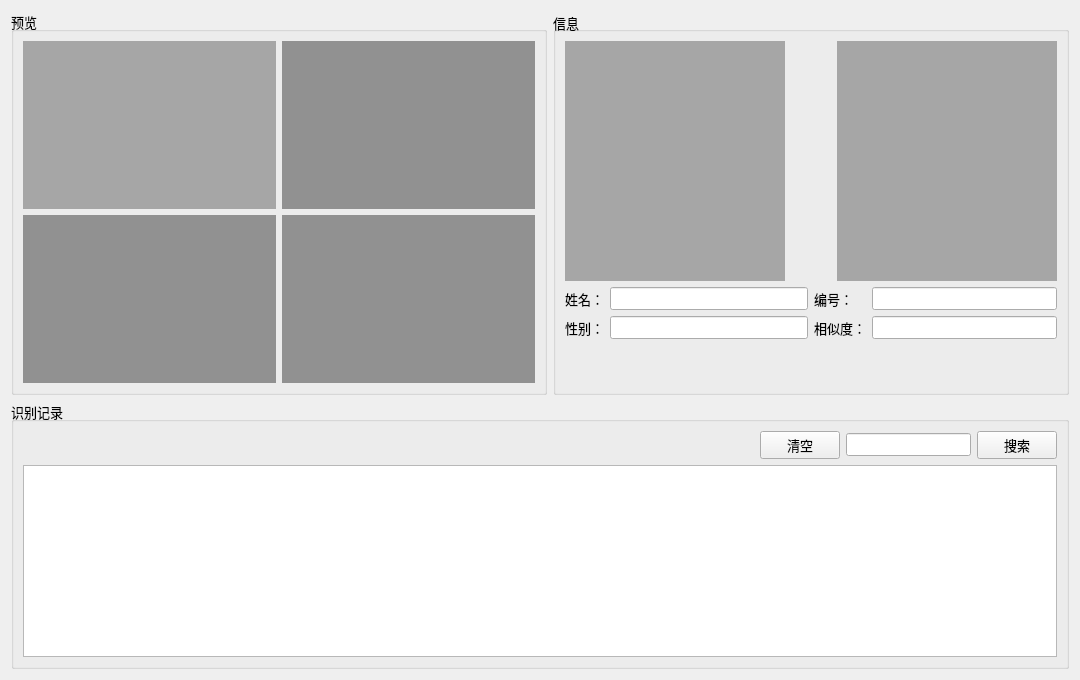
Old version of the form previewview.ui in the repository NevilleNoah/HikvisionCamera2.
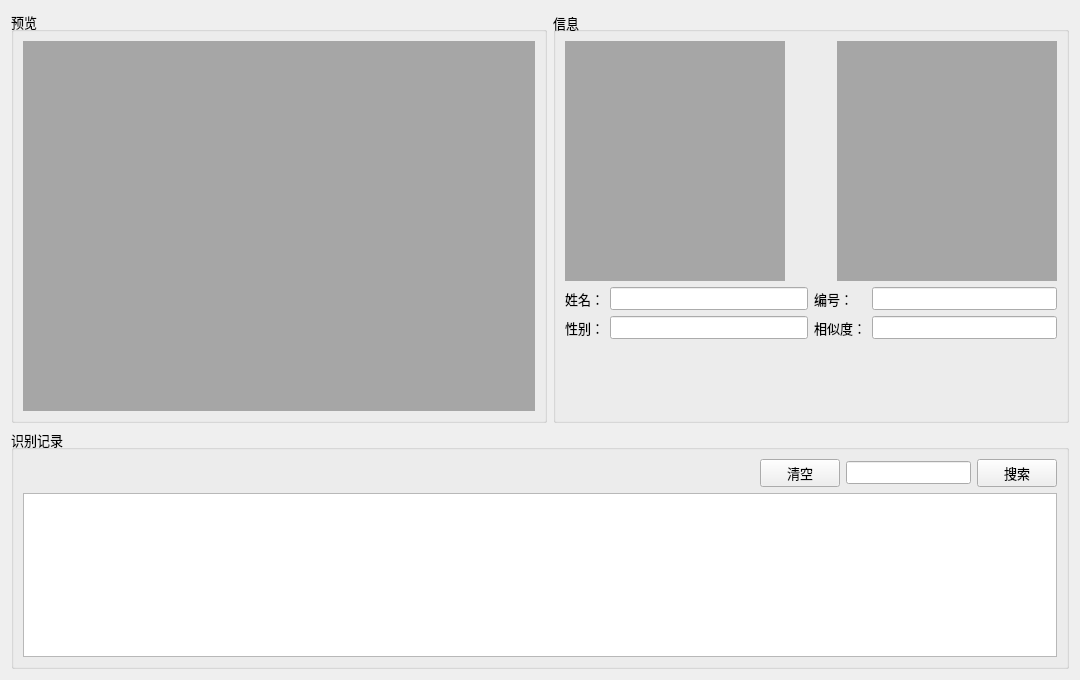
New version of the form.

Commit message: 修复bug：相似度乘100

Patch:
```diff
--- a/previewview.ui
+++ b/previewview.ui
@@ -39,8 +39,8 @@
        <property name="title">
         <string>预览</string>
        </property>
-       <layout class="QGridLayout" name="gridLayout">
-        <item row="0" column="0">
+       <layout class="QVBoxLayout" name="verticalLayout_5">
+        <item>
          <widget class="QLabel" name="picPreview1">
           <property name="sizePolicy">
            <sizepolicy hsizetype="Expanding" vsizetype="Expanding">
@@ -123,246 +123,6 @@
           </property>
          </widget>
         </item>
-        <item row="0" column="1">
-         <widget class="QLabel" name="picPreview2">
-          <property name="sizePolicy">
-           <sizepolicy hsizetype="Expanding" vsizetype="Expanding">
-            <horstretch>0</horstretch>
-            <verstretch>0</verstretch>
-           </sizepolicy>
-          </property>
-          <property name="palette">
-           <palette>
-            <active>
-             <colorrole role="Base">
-              <brush brushstyle="SolidPattern">
-               <color alpha="255">
-                <red>255</red>
-                <green>255</green>
-                <blue>255</blue>
-               </color>
-              </brush>
-             </colorrole>
-             <colorrole role="Window">
-              <brush brushstyle="SolidPattern">
-               <color alpha="255">
-                <red>145</red>
-                <green>145</green>
-                <blue>145</blue>
-               </color>
-              </brush>
-             </colorrole>
-            </active>
-            <inactive>
-             <colorrole role="Base">
-              <brush brushstyle="SolidPattern">
-               <color alpha="255">
-                <red>255</red>
-                <green>255</green>
-                <blue>255</blue>
-               </color>
-              </brush>
-             </colorrole>
-             <colorrole role="Window">
-              <brush brushstyle="SolidPattern">
-               <color alpha="255">
-                <red>145</red>
-                <green>145</green>
-                <blue>145</blue>
-               </color>
-              </brush>
-             </colorrole>
-            </inactive>
-            <disabled>
-             <colorrole role="Base">
-              <brush brushstyle="SolidPattern">
-               <color alpha="255">
-                <red>145</red>
-                <green>145</green>
-                <blue>145</blue>
-               </color>
-              </brush>
-             </colorrole>
-             <colorrole role="Window">
-              <brush brushstyle="SolidPattern">
-               <color alpha="255">
-                <red>145</red>
-                <green>145</green>
-                <blue>145</blue>
-               </color>
-              </brush>
-             </colorrole>
-            </disabled>
-           </palette>
-          </property>
-          <property name="autoFillBackground">
-           <bool>true</bool>
-          </property>
-          <property name="text">
-           <string/>
-          </property>
-         </widget>
-        </item>
-        <item row="1" column="0">
-         <widget class="QLabel" name="picPreview3">
-          <property name="sizePolicy">
-           <sizepolicy hsizetype="Expanding" vsizetype="Expanding">
-            <horstretch>0</horstretch>
-            <verstretch>0</verstretch>
-           </sizepolicy>
-          </property>
-          <property name="palette">
-           <palette>
-            <active>
-             <colorrole role="Base">
-              <brush brushstyle="SolidPattern">
-               <color alpha="255">
-                <red>255</red>
-                <green>255</green>
-                <blue>255</blue>
-               </color>
-              </brush>
-             </colorrole>
-             <colorrole role="Window">
-              <brush brushstyle="SolidPattern">
-               <color alpha="255">
-                <red>145</red>
-                <green>145</green>
-                <blue>145</blue>
-               </color>
-              </brush>
-             </colorrole>
-            </active>
-            <inactive>
-             <colorrole role="Base">
-              <brush brushstyle="SolidPattern">
-               <color alpha="255">
-                <red>255</red>
-                <green>255</green>
-                <blue>255</blue>
-               </color>
-              </brush>
-             </colorrole>
-             <colorrole role="Window">
-              <brush brushstyle="SolidPattern">
-               <color alpha="255">
-                <red>145</red>
-                <green>145</green>
-                <blue>145</blue>
-               </color>
-              </brush>
-             </colorrole>
-            </inactive>
-            <disabled>
-             <colorrole role="Base">
-              <brush brushstyle="SolidPattern">
-               <color alpha="255">
-                <red>145</red>
-                <green>145</green>
-                <blue>145</blue>
-               </color>
-              </brush>
-             </colorrole>
-             <colorrole role="Window">
-              <brush brushstyle="SolidPattern">
-               <color alpha="255">
-                <red>145</red>
-                <green>145</green>
-                <blue>145</blue>
-               </color>
-              </brush>
-             </colorrole>
-            </disabled>
-           </palette>
-          </property>
-          <property name="autoFillBackground">
-           <bool>true</bool>
-          </property>
-          <property name="text">
-           <string/>
-          </property>
-         </widget>
-        </item>
-        <item row="1" column="1">
-         <widget class="QLabel" name="picPreview4">
-          <property name="sizePolicy">
-           <sizepolicy hsizetype="Expanding" vsizetype="Expanding">
-            <horstretch>0</horstretch>
-            <verstretch>0</verstretch>
-           </sizepolicy>
-          </property>
-          <property name="palette">
-           <palette>
-            <active>
-             <colorrole role="Base">
-              <brush brushstyle="SolidPattern">
-               <color alpha="255">
-                <red>255</red>
-                <green>255</green>
-                <blue>255</blue>
-               </color>
-              </brush>
-             </colorrole>
-             <colorrole role="Window">
-              <brush brushstyle="SolidPattern">
-               <color alpha="255">
-                <red>145</red>
-                <green>145</green>
-                <blue>145</blue>
-               </color>
-              </brush>
-             </colorrole>
-            </active>
-            <inactive>
-             <colorrole role="Base">
-              <brush brushstyle="SolidPattern">
-               <color alpha="255">
-                <red>255</red>
-                <green>255</green>
-                <blue>255</blue>
-               </color>
-              </brush>
-             </colorrole>
-             <colorrole role="Window">
-              <brush brushstyle="SolidPattern">
-               <color alpha="255">
-                <red>145</red>
-                <green>145</green>
-                <blue>145</blue>
-               </color>
-              </brush>
-             </colorrole>
-            </inactive>
-            <disabled>
-             <colorrole role="Base">
-              <brush brushstyle="SolidPattern">
-               <color alpha="255">
-                <red>145</red>
-                <green>145</green>
-                <blue>145</blue>
-               </color>
-              </brush>
-             </colorrole>
-             <colorrole role="Window">
-              <brush brushstyle="SolidPattern">
-               <color alpha="255">
-                <red>145</red>
-                <green>145</green>
-                <blue>145</blue>
-               </color>
-              </brush>
-             </colorrole>
-            </disabled>
-           </palette>
-          </property>
-          <property name="autoFillBackground">
-           <bool>true</bool>
-          </property>
-          <property name="text">
-           <string/>
-          </property>
-         </widget>
-        </item>
        </layout>
       </widget>
      </item>
@@ -768,13 +528,13 @@
      <property name="minimumSize">
       <size>
        <width>400</width>
-       <height>260</height>
+       <height>240</height>
       </size>
      </property>
      <property name="maximumSize">
       <size>
        <width>16777215</width>
-       <height>16777215</height>
+       <height>240</height>
       </size>
      </property>
      <property name="font">
```
The commit also changes 2 other files.
